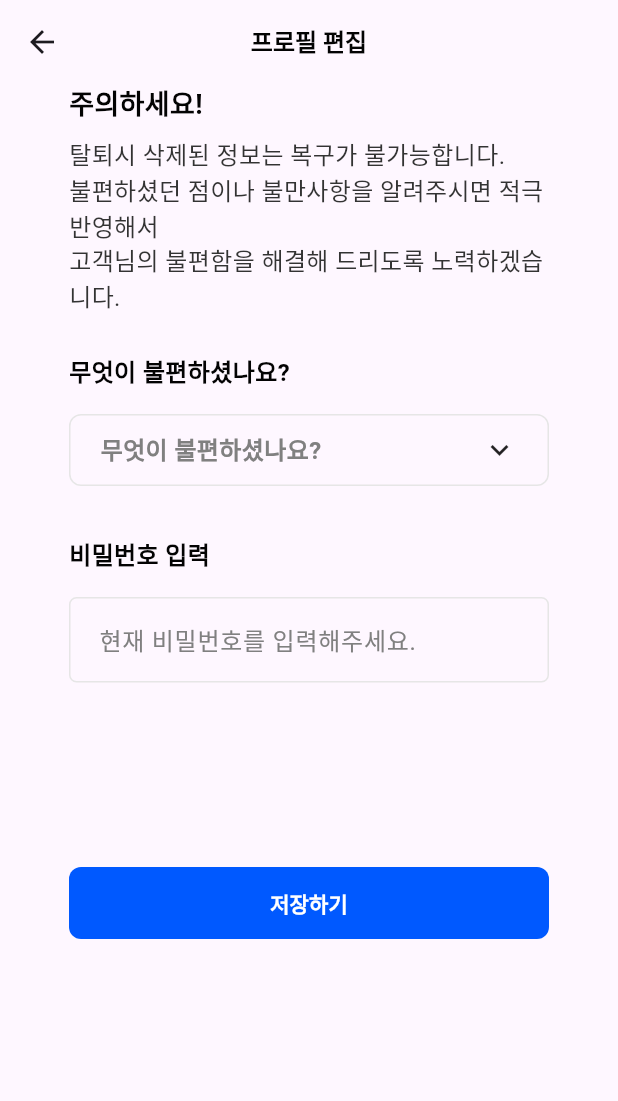
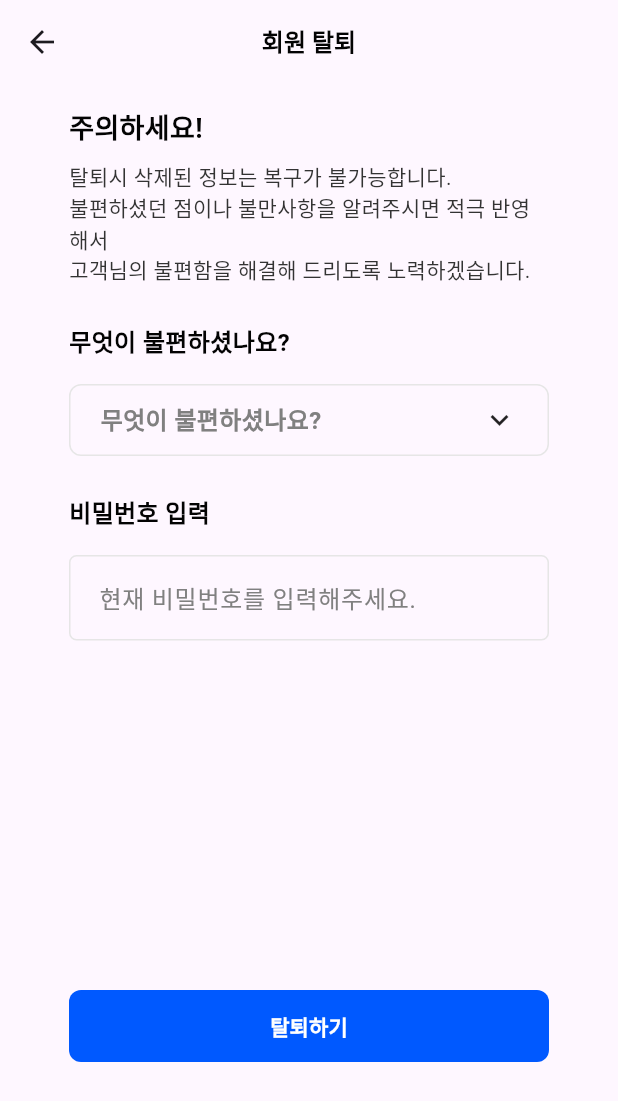
Before and after one commit to 9weeks-app-web/Team-6, a Flutter app: the MyInfoDeleteAccountPage screen opened by its route, on a phone screen of 412 x 824 dp. Shown: the top 1101 px of the screen. Run offline on Flutter 3.47's test engine with Material 3 defaults, Android fonts, the light colour scheme and no system bars; our stand-ins replace equatable, flutter_riverpod, flutter_svg, fluttertoast, go_router, supabase_flutter; accounts and stored records are empty; Roboto replaces fonts that are missing (Pretendard).

Commit message:
modify appbarwidget

```diff
--- a/lib/view/pages/my_pages/my_info_delete_account_page.dart
+++ b/lib/view/pages/my_pages/my_info_delete_account_page.dart
@@ -20,6 +20,9 @@ class MyInfoDeleteAccountPage extends StatelessWidget {
           child: Column(
             crossAxisAlignment: CrossAxisAlignment.start,
             children: [
+              SizedBox(
+                height: 16,
+              ),
               MyInfoDeleteAccountHeaderWidget(),
               SizedBox(
                 height: 26,
--- a/lib/view/widgets/common_widgets/appbar_widget.dart
+++ b/lib/view/widgets/common_widgets/appbar_widget.dart
@@ -12,7 +12,7 @@ class AppBarWidget extends StatelessWidget implements PreferredSizeWidget {
       centerTitle: true,
       surfaceTintColor: Colors.transparent,
       title: Text(
-        '프로필 편집',
+        titleText,
         style: DesignTextStyle(
                 style: DesignStyle.Body_SemiBold, color: DesignColor.Neutral)
             .textStyle,
--- a/lib/view/widgets/my_page_widgets/my_info_delete_account_content_widget.dart
+++ b/lib/view/widgets/my_page_widgets/my_info_delete_account_content_widget.dart
@@ -98,7 +98,7 @@ class _MyInfoDeleteAccountContentWidgetState
               });
             }),
         const SizedBox(
-          height: 26,
+          height: 18,
         ),
 
         const MyEditFieldWidget(
@@ -106,10 +106,10 @@ class _MyInfoDeleteAccountContentWidgetState
           fieldName: '비밀번호 입력',
         ),
         const SizedBox(
-          height: 80,
+          height: 200,
         ),
         Padding(
-          padding: const EdgeInsets.symmetric(vertical: 35.0),
+          padding: const EdgeInsets.symmetric(vertical: 25.0),
           child: SizedBox(
             width: 320,
             height: 48,
@@ -120,10 +120,10 @@ class _MyInfoDeleteAccountContentWidgetState
                 shape: DesignButtonStyle.BorderStyle08,
               ),
               onPressed: () {
-                showToast(context, '저장되었습니다!');
+                showToast(context, '탈퇴가 완료되었습니다!');
               },
               child: Text(
-                '저장하기',
+                '탈퇴하기',
                 style: DesignTextStyle(
                         color: Colors.white,
                         style: DesignStyle.Label_2_SemiBold)
--- a/lib/view/widgets/my_page_widgets/my_info_delete_account_header_widget.dart
+++ b/lib/view/widgets/my_page_widgets/my_info_delete_account_header_widget.dart
@@ -22,7 +22,7 @@ class MyInfoDeleteAccountHeaderWidget extends StatelessWidget {
         Text(
           '탈퇴시 삭제된 정보는 복구가 불가능합니다.\n불편하셨던 점이나 불만사항을 알려주시면 적극 반영해서\n고객님의 불편함을 해결해 드리도록 노력하겠습니다.',
           style: DesignTextStyle(
-                  style: DesignStyle.Label_2,
+                  style: DesignStyle.Label_2_Regular,
                   color: DesignColor.Neutral.shade80)
               .textStyle,
         ),
```
